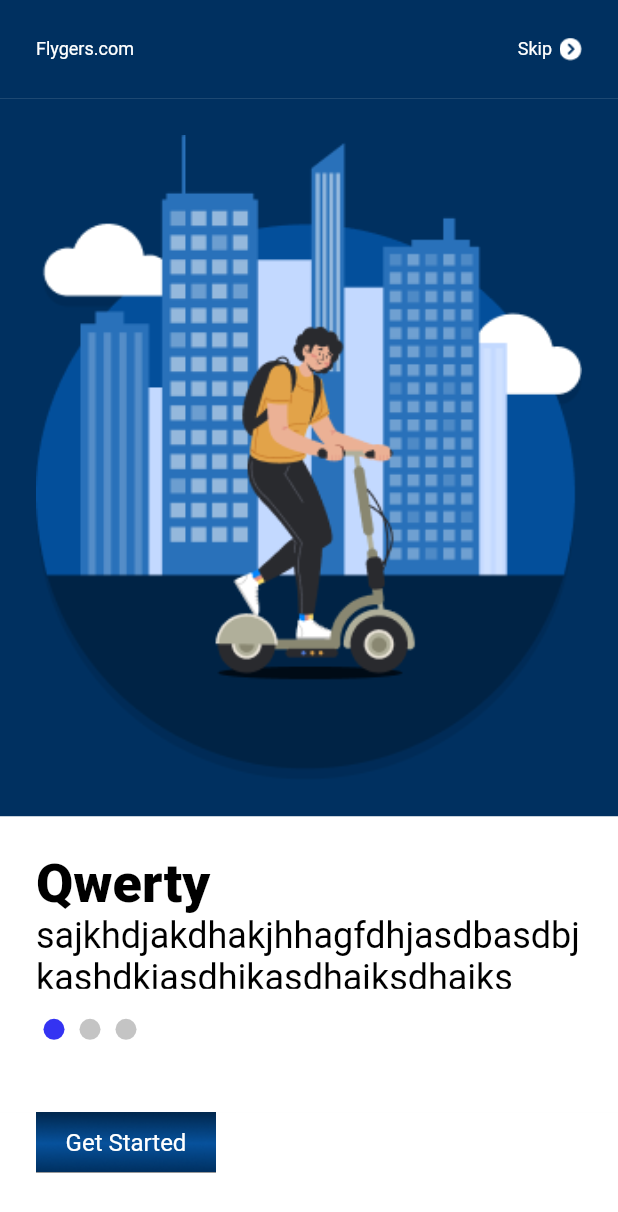
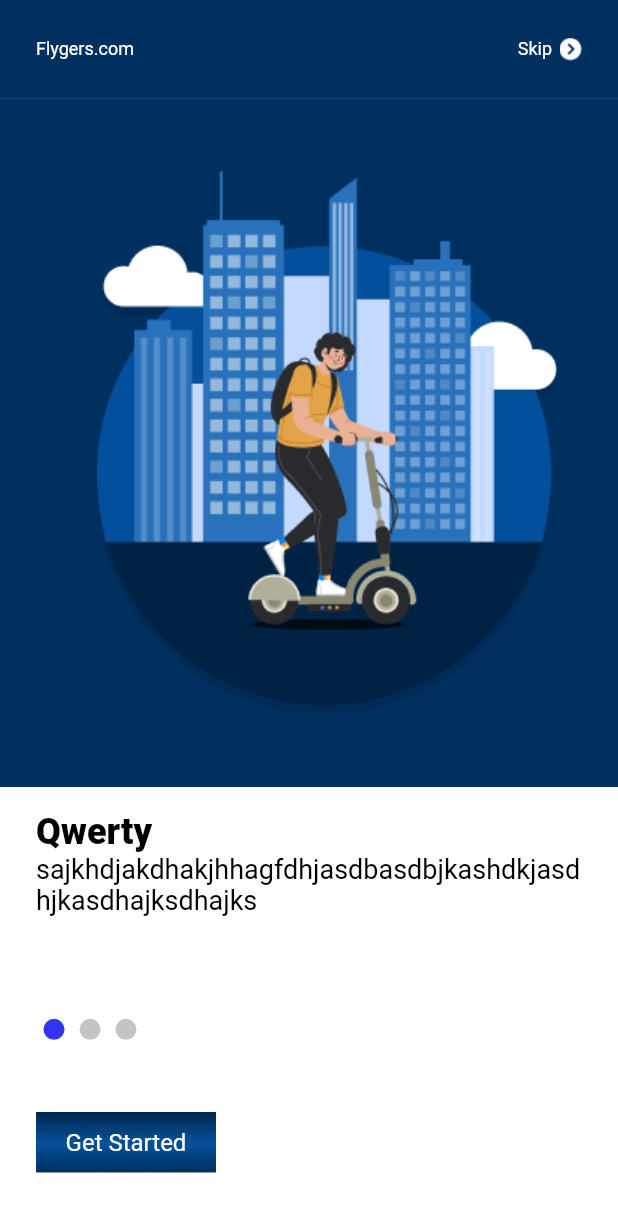
Before and after one commit to rinkuniks/flygrs-flutter, a Flutter app: the screen it shows after launch, on a phone screen of 412 x 824 dp. Shown: the top 1212 px of the screen. Run offline on Flutter 3.47's test engine with Material 2 defaults, Android fonts, the light colour scheme and no system bars; our stand-ins replace flutter_svg; Roboto replaces fonts that are missing (Poppins).

Commit message:
getStartedScreen Fix

```diff
--- a/lib/view/preAuth/getStartedScreenView.dart
+++ b/lib/view/preAuth/getStartedScreenView.dart
@@ -182,48 +182,49 @@ class _GetStartedScreenState extends State<GetStartedScreen> {
 class Pages extends StatelessWidget {
   final title;
   final subTitle;
-
   // final color;
   final imgPath;
 
   const Pages({super.key, this.title, this.subTitle, this.imgPath});
-
   @override
   Widget build(BuildContext context) {
     return Column(
         children: <Widget>[
           Container(
             width: MediaQuery.of(context).size.width,
-            padding: const EdgeInsets.all(24),
+            padding: const EdgeInsets.only(left: 24),
             color: AppColors.primaryBackgroundColor,
             child: Image.asset(
               imgPath,
-              fit: BoxFit.fill,
+              // fit: BoxFit.fill,
             ),
           ),
-          Container(
-            color: Colors.white,
-            padding: const EdgeInsets.only(left: 24, right: 24, top: 24),
+          Expanded(
+            child: Container(
+              alignment: Alignment.center,
+              color: AppColors.white,
+              padding: const EdgeInsets.only(left: 24, right: 24, top: 16),
               child: Column(
                 crossAxisAlignment: CrossAxisAlignment.start,
                 children: [
                   Text(
                     title,
                     textAlign: TextAlign.left,
-                  style: const TextStyle(fontSize: 36,
+                    style: const TextStyle(fontSize: 24,
                     fontWeight: FontWeight.w900,
                     color: AppColors.black),
                   ),
                   Text(
                     subTitle,
                     textAlign: TextAlign.left,
-                  style: const TextStyle(fontSize: 24,
+                    style: const TextStyle(fontSize: 18,
                         fontWeight: FontWeight.w400,
                         color: AppColors.black),
                   ),
                 ],
               ),
             ),
+          ),
         ]);
   }
 }
```
Lines whose indentation alone changed are shown as unchanged.
